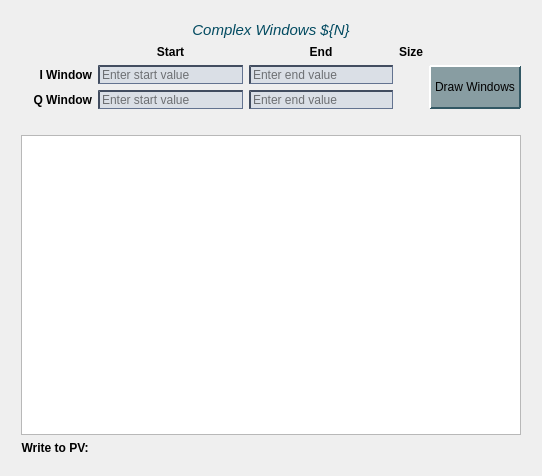
Before: the Qt Designer form new_look/define_average_window.ui in cristinasewell/ATCA_PyDM_Screens, drawn with Qt 5.
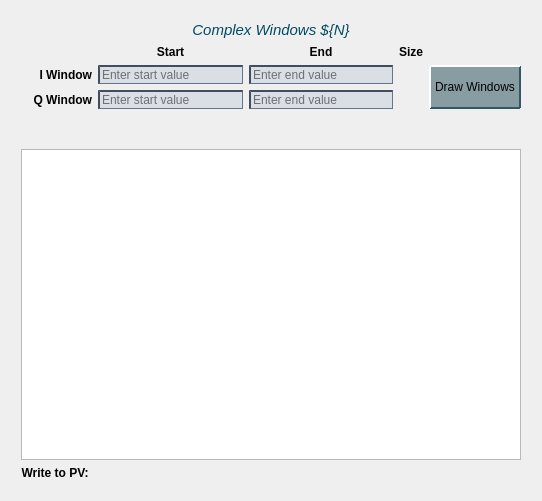
After: the same form once the commit is applied. Custom widgets are drawn as their Qt base class.

Commit message: FIX: increase the height of the error Qlabel

What changed in the file:
```diff
--- a/new_look/define_average_window.ui
+++ b/new_look/define_average_window.ui
@@ -7,7 +7,7 @@
     <x>0</x>
     <y>0</y>
     <width>538</width>
-    <height>476</height>
+    <height>501</height>
    </rect>
   </property>
   <property name="windowTitle">
@@ -311,6 +311,18 @@
      </item>
      <item row="8" column="0" colspan="5">
       <widget class="QLabel" name="error_label">
+       <property name="sizePolicy">
+        <sizepolicy hsizetype="Preferred" vsizetype="Preferred">
+         <horstretch>0</horstretch>
+         <verstretch>0</verstretch>
+        </sizepolicy>
+       </property>
+       <property name="minimumSize">
+        <size>
+         <width>0</width>
+         <height>28</height>
+        </size>
+       </property>
        <property name="font">
         <font>
          <italic>true</italic>
```
